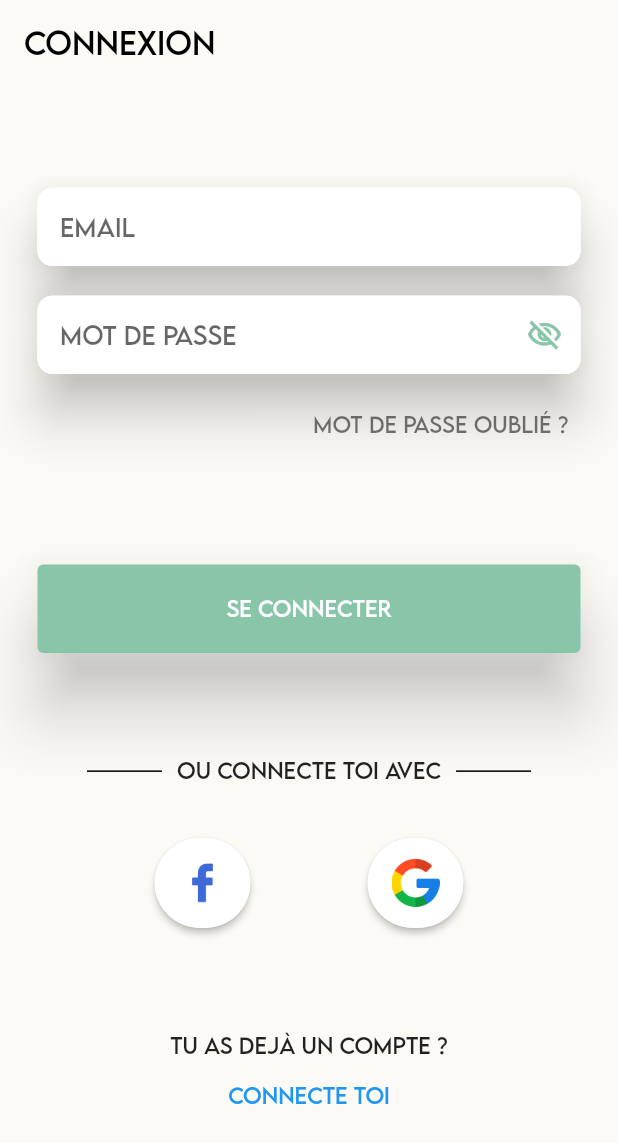
After one commit to JESSYV96/tradilistMobile, a Flutter app: the LoginScreen screen opened directly, on a phone screen of 412 x 824 dp. The commit adds this screen. Shown: the top 1143 px of the screen. Run offline on Flutter 3.47's test engine with Material 2 defaults, Android fonts, the phone set to English and light mode, and no system bars; statements that could not run were skipped.

Commit message:
Set login screen

```diff
--- /dev/null
+++ b/lib/src/auth/presentation/components/login_with_social_network.dart
@@ -0,0 +1,69 @@
+import 'package:flutter/material.dart';
+
+class LoginWithSocialNetwork extends StatelessWidget {
+  const LoginWithSocialNetwork({Key? key}) : super(key: key);
+
+  @override
+  Widget build(BuildContext context) {
+    return Column(
+      mainAxisAlignment: MainAxisAlignment.center,
+      children: [
+        Row(
+          mainAxisAlignment: MainAxisAlignment.center,
+          children: [
+            Padding(
+              padding: const EdgeInsets.symmetric(horizontal: 10.0),
+              child: Container(
+                height: 1.0,
+                width: 50,
+                color: Colors.black,
+              ),
+            ),
+            const Text('ou connecte toi avec'),
+            Padding(
+              padding: const EdgeInsets.symmetric(horizontal: 10.0),
+              child: Container(
+                height: 1.0,
+                width: 50,
+                color: Colors.black,
+              ),
+            ),
+          ],
+        ),
+        const Padding(
+          padding: EdgeInsets.only(bottom: 35),
+        ),
+        Row(
+          mainAxisAlignment: MainAxisAlignment.spaceEvenly,
+          children: [
+            ElevatedButton(
+              child: Image.asset(
+                'assets/images/icons/facebook_icon.png',
+                width: 240,
+              ),
+              onPressed: () {},
+              style: ElevatedButton.styleFrom(
+                primary: Colors.white,
+                fixedSize: const Size(60, 60),
+                shape: const RoundedRectangleBorder(
+                  borderRadius: BorderRadius.all(Radius.circular(30)),
+                ),
+              ),
+            ),
+            ElevatedButton(
+              child: Image.asset('assets/images/icons/google_icon.png'),
+              onPressed: () {},
+              style: ElevatedButton.styleFrom(
+                primary: Colors.white,
+                fixedSize: const Size(60, 60),
+                shape: const RoundedRectangleBorder(
+                  borderRadius: BorderRadius.all(Radius.circular(30)),
+                ),
+              ),
+            )
+          ],
+        )
+      ],
+    );
+  }
+}
--- /dev/null
+++ b/lib/src/auth/presentation/screens/login_screen.dart
@@ -0,0 +1,110 @@
+import 'package:flutter/material.dart';
+import 'package:tradilist_mobile/src/auth/presentation/components/login_with_social_network.dart';
+import 'package:tradilist_mobile/src/common/assets/ui_styles.dart';
+
+import '../../../common/utils/colors.dart';
+
+class LoginScreen extends StatelessWidget {
+  const LoginScreen({Key? key}) : super(key: key);
+
+  @override
+  Widget build(BuildContext context) {
+    return Scaffold(
+      appBar: AppBar(
+        title: const Text('CONNEXION'),
+        foregroundColor: Theme.of(context).appBarTheme.foregroundColor,
+        backgroundColor: Theme.of(context).appBarTheme.backgroundColor,
+        elevation: Theme.of(context).appBarTheme.elevation,
+      ),
+      body: Container(
+        color: AppColors.background,
+        padding: const EdgeInsets.symmetric(horizontal: 25),
+        child: Column(
+          mainAxisAlignment: MainAxisAlignment.spaceEvenly,
+          children: [
+            _loginForm(),
+            SizedBox(
+              width: double.infinity,
+              child: ElevatedButton(
+                onPressed: () {},
+                style: ButtonStyle(
+                    elevation: MaterialStateProperty.all(20),
+                    padding: MaterialStateProperty.all(
+                        const EdgeInsets.symmetric(vertical: 20)),
+                    backgroundColor:
+                        MaterialStateProperty.all(AppColors.primary)),
+                child: const Text(
+                  'Se connecter',
+                  style: TextStyle(color: Colors.white),
+                ),
+              ),
+            ),
+            const LoginWithSocialNetwork(),
+            Column(
+              children: [
+                const Text('Tu as dejà un compte ?'),
+                TextButton(
+                  style: ButtonStyle(
+                    overlayColor:
+                        MaterialStateProperty.all<Color>(Colors.transparent),
+                  ),
+                  onPressed: () {},
+                  child: const Text('Connecte toi'),
+                ),
+              ],
+            )
+          ],
+        ),
+      ),
+    );
+  }
+}
+
+Widget _loginForm() {
+  return Column(
+    children: [
+      Material(
+        elevation: 15,
+        borderRadius: const BorderRadius.all(Radius.circular(10)),
+        child: TextFormField(
+          decoration: textInputDecoration.copyWith(
+            hintText: 'Email',
+          ),
+        ),
+      ),
+      const Padding(
+        padding: EdgeInsets.only(bottom: 20),
+      ),
+      Material(
+        elevation: 15,
+        borderRadius: const BorderRadius.all(Radius.circular(10)),
+        child: TextFormField(
+          obscureText: true,
+          decoration: textInputDecoration.copyWith(
+              hintText: 'Mot de passe',
+              suffixIcon: const Icon(
+                Icons.visibility_off_outlined,
+              ),
+              suffixIconColor: AppColors.primary),
+        ),
+      ),
+      const Padding(
+        padding: EdgeInsets.only(bottom: 10),
+      ),
+      Row(
+        mainAxisAlignment: MainAxisAlignment.end,
+        children: [
+          TextButton(
+              style: ButtonStyle(
+                overlayColor:
+                    MaterialStateProperty.all<Color>(Colors.transparent),
+                foregroundColor:
+                    MaterialStateProperty.all<Color>(Colors.black54),
+              ),
+              onPressed: () {},
+              child: const Text('Mot de passe oublié ?'))
+        ],
+      )
+    ],
+  );
+}
--- /dev/null
+++ b/lib/src/common/assets/ui_styles.dart
@@ -0,0 +1,22 @@
+import 'package:flutter/material.dart';
+import 'package:tradilist_mobile/src/common/utils/colors.dart';
+
+const textInputDecoration = InputDecoration(
+    fillColor: Colors.white,
+    filled: true,
+    contentPadding: EdgeInsets.all(15),
+    focusColor: AppColors.primary,
+    enabledBorder: OutlineInputBorder(
+      borderRadius: BorderRadius.all(Radius.circular(10)),
+      borderSide: BorderSide(
+        color: Colors.white,
+        width: 2.0,
+      ),
+    ),
+    focusedBorder: OutlineInputBorder(
+      borderRadius: BorderRadius.all(Radius.circular(10)),
+      borderSide: BorderSide(
+        color: AppColors.primary,
+        width: 2.0,
+      ),
+    ));
--- /dev/null
+++ b/lib/src/common/helpers/create_material_color.dart
@@ -0,0 +1,23 @@
+import 'package:flutter/material.dart';
+
+MaterialColor createMaterialColor(Color color) {
+  List strengths = <double>[.05];
+  Map<int, Color> swatch = {};
+  final int r = color.red, g = color.green, b = color.blue;
+
+  for (int i = 1; i < 10; i++) {
+    strengths.add(0.1 * i);
+  }
+
+  for (var strength in strengths) {
+    final double ds = 0.5 - strength;
+    swatch[(strength * 1000).round()] = Color.fromRGBO(
+      r + ((ds < 0 ? r : (255 - r)) * ds).round(),
+      g + ((ds < 0 ? g : (255 - g)) * ds).round(),
+      b + ((ds < 0 ? b : (255 - b)) * ds).round(),
+      1,
+    );
+  }
+
+  return MaterialColor(color.value, swatch);
+}
--- a/lib/src/common/utils/colors.dart
+++ b/lib/src/common/utils/colors.dart
@@ -4,4 +4,6 @@ class AppColors {
   static const Color primary = Color(0xFF89C5A8);
   static const Color primaryLight = Color(0xFFB8D8C9);
   static const Color secondary = Color(0xFFE9DA74);
+  static const Color background = Color.fromARGB(255, 251, 250, 245);
+  static const Color textColor = Color(0xFF000000);
 }
```
Also changed, not shown: assets/images/icons/facebook_icon.png (added), assets/images/icons/google_icon.png (added), lib/src/common/presentation/components/loading.dart (renamed from lib/src/common/components/loading.dart).
